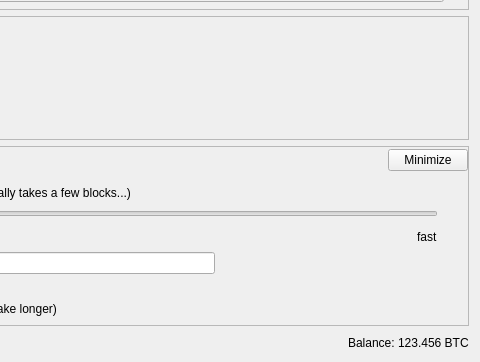
Old version of the form src/qt/forms/sendcoinsdialog.ui in the repository lycancoin/lycancoin-release; both pictures show x 370 to 850 and y 164 to 526 of the 850 by 526 pixel window.
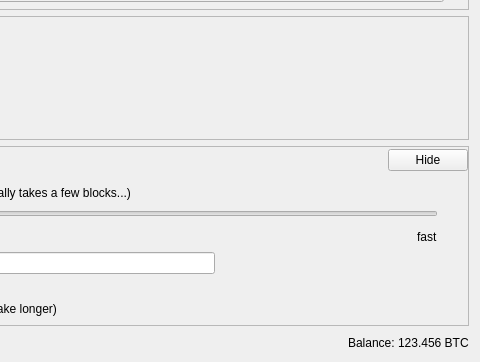
New version of the form. Icons and pictures are not drawn. Custom widgets are drawn as their Qt base class.

The edit to the form file:
```diff
--- a/src/qt/forms/sendcoinsdialog.ui
+++ b/src/qt/forms/sendcoinsdialog.ui
@@ -807,7 +807,7 @@
              <string>collapse fee-settings</string>
             </property>
             <property name="text">
-             <string>Minimize</string>
+             <string>Hide</string>
             </property>
            </widget>
           </item>
```
